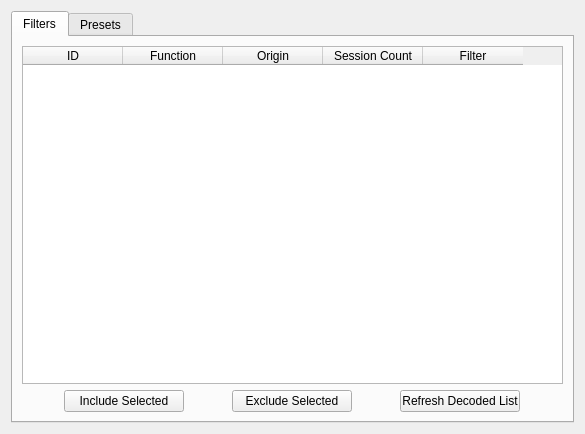
This is exileSniffer/rawfilterform.ui in ncatlin/exileSniffer as Qt 5 draws it before an edit. The edited form follows.
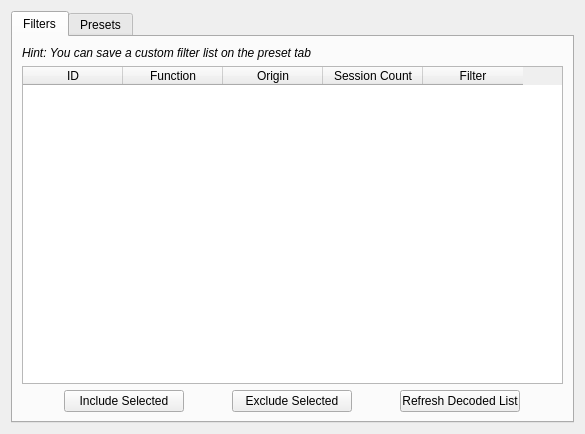
This is the edited form.

Commit message: preset saving and loading, minor ui improvements

```diff
--- a/exileSniffer/rawfilterform.ui
+++ b/exileSniffer/rawfilterform.ui
@@ -30,6 +30,18 @@
        <string>Filters</string>
       </attribute>
       <layout class="QVBoxLayout" name="verticalLayout_4">
+       <item>
+        <widget class="QLabel" name="label_2">
+         <property name="font">
+          <font>
+           <italic>true</italic>
+          </font>
+         </property>
+         <property name="text">
+          <string>Hint: You can save a custom filter list on the preset tab</string>
+         </property>
+        </widget>
+       </item>
        <item>
         <layout class="QVBoxLayout" name="verticalLayout_2">
          <item>
```
Left out of the diff: 10 changed lines with no effect on the pictures. The commit also changes 4 other files.
